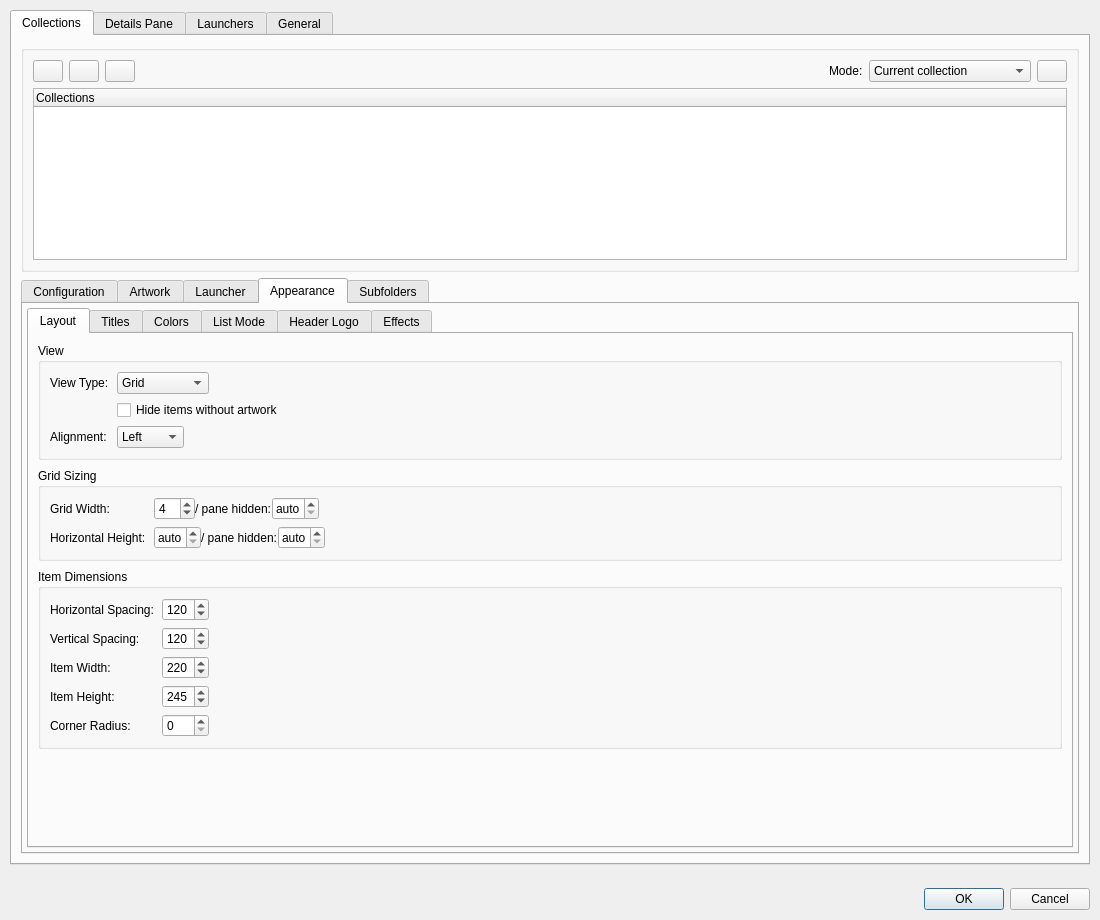
Old version of the form src/ui/dialogs/settingsdialog.ui in the repository EtherAura/Kartend.
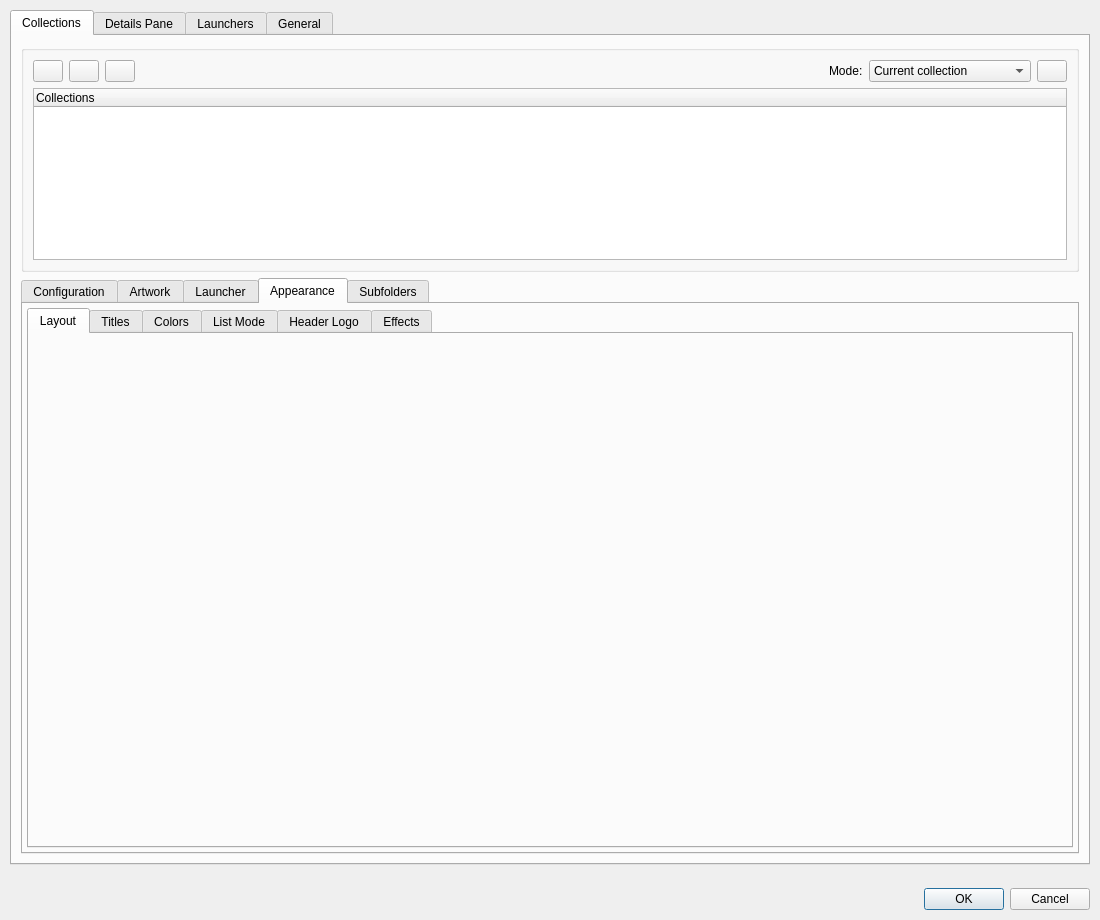
New version of the form. The open tabs and pages were chosen to show the change. Icons and pictures are not drawn. Custom widgets are drawn as their Qt base class.

Commit message: refactor(settings): extract AppearanceLayoutPanel from appearanceTab Layout sub-sub-tab

```diff
--- a/src/ui/dialogs/settingsdialog.ui
+++ b/src/ui/dialogs/settingsdialog.ui
@@ -243,217 +243,7 @@
              <widget class="QWidget" name="appearanceLayoutSubTab">
               <attribute name="title"><string>Layout</string></attribute>
               <layout class="QVBoxLayout" name="appearanceLayoutSubTabLayout">
-               <property name="spacing"><number>8</number></property>
-               <item>
-                <widget class="QGroupBox" name="appearanceViewGroupBox">
-                 <property name="title"><string>View</string></property>
-                 <layout class="QFormLayout" name="appearanceViewFormLayout">
-                  <property name="horizontalSpacing"><number>8</number></property>
-                  <property name="verticalSpacing"><number>6</number></property>
-                  <property name="fieldGrowthPolicy"><enum>QFormLayout::FieldGrowthPolicy::ExpandingFieldsGrow</enum></property>
-                  <item row="0" column="0">
-                   <widget class="QLabel" name="label_viewType">
-                    <property name="text"><string>View Type:</string></property>
-                   </widget>
-                  </item>
-                  <item row="0" column="1">
-                   <widget class="QComboBox" name="viewTypeComboBox">
-                    <property name="minimumWidth"><number>140</number></property>
-                    <property name="toolTip"><string>Display items as a grid with artwork, a simple list, a 3D cover-flow carousel, or a horizontally-scrolling grid</string></property>
-                    <item><property name="text"><string>Grid</string></property></item>
-                    <item><property name="text"><string>List</string></property></item>
-                    <item><property name="text"><string>Cover Flow</string></property></item>
-                    <item><property name="text"><string>Horizontal</string></property></item>
-                   </widget>
-                  </item>
-                  <item row="1" column="1">
-                   <widget class="QCheckBox" name="hideMissingArtworkCheckBox">
-                    <property name="text"><string>Hide items without artwork</string></property>
-                    <property name="toolTip"><string>When enabled, media items whose artwork lookup returns no match are hidden from the items page. Subcollections and virtual folders are unaffected.</string></property>
-                   </widget>
-                  </item>
-                  <item row="2" column="0">
-                   <widget class="QLabel" name="label_horizontalAlignment">
-                    <property name="text"><string>Alignment:</string></property>
-                   </widget>
-                  </item>
-                  <item row="2" column="1">
-                   <widget class="QComboBox" name="horizontalAlignmentComboBox">
-                    <property name="minimumWidth"><number>110</number></property>
-                    <property name="toolTip"><string>Horizontal alignment of collection grid (Left, Center, Right)</string></property>
-                    <item><property name="text"><string>Left</string></property></item>
-                    <item><property name="text"><string>Center</string></property></item>
-                    <item><property name="text"><string>Right</string></property></item>
-                   </widget>
-                  </item>
-                 </layout>
-                </widget>
-               </item>
-               <item>
-                <widget class="QGroupBox" name="appearanceGridSizingGroupBox">
-                 <property name="title"><string>Grid Sizing</string></property>
-                 <layout class="QFormLayout" name="appearanceGridSizingFormLayout">
-                  <property name="horizontalSpacing"><number>8</number></property>
-                  <property name="verticalSpacing"><number>6</number></property>
-                  <property name="fieldGrowthPolicy"><enum>QFormLayout::FieldGrowthPolicy::ExpandingFieldsGrow</enum></property>
-                  <item row="0" column="0">
-                   <widget class="QLabel" name="label_gridLayout">
-                    <property name="text"><string>Grid Width:</string></property>
-                   </widget>
-                  </item>
-                  <item row="0" column="1">
-                   <layout class="QHBoxLayout" name="gridWidthLayout">
-                    <item>
-                     <widget class="QSpinBox" name="gridWidthSpinBox">
-                      <property name="minimumWidth"><number>90</number></property>
-                      <property name="toolTip"><string>Number of artwork items per row (1-10)</string></property>
-                      <property name="minimum"><number>1</number></property>
-                      <property name="maximum"><number>10</number></property>
-                      <property name="value"><number>4</number></property>
-                     </widget>
-                    </item>
-                    <item>
-                     <widget class="QLabel" name="label_gridWidthSidebarHidden">
-                      <property name="text"><string>/ pane hidden:</string></property>
-                      <property name="toolTip"><string>Alternate items-per-row used when the details pane is hidden in Expand mode. 0 inherits Grid Width. (Overlay mode always uses Grid Width — the floating pane doesn't shrink the grid.)</string></property>
-                     </widget>
-                    </item>
-                    <item>
-                     <widget class="QSpinBox" name="gridWidthSidebarHiddenSpinBox">
-                      <property name="minimumWidth"><number>90</number></property>
-                      <property name="toolTip"><string>Items-per-row when the details pane is hidden in Expand mode (1-10). 0 falls back to Grid Width.</string></property>
-                      <property name="specialValueText"><string>auto</string></property>
-                      <property name="minimum"><number>0</number></property>
-                      <property name="maximum"><number>10</number></property>
-                      <property name="value"><number>0</number></property>
-                     </widget>
-                    </item>
-                    <item>
-                     <spacer name="gridWidthSpacer">
-                      <property name="orientation"><enum>Qt::Orientation::Horizontal</enum></property>
-                      <property name="sizeHint" stdset="0"><size><width>0</width><height>0</height></size></property>
-                     </spacer>
-                    </item>
-                   </layout>
-                  </item>
-                  <item row="1" column="0">
-                   <widget class="QLabel" name="label_horizontalGridHeight">
-                    <property name="text"><string>Horizontal Height:</string></property>
-                    <property name="toolTip"><string>Items per column when the view type is set to Horizontal. 0 inherits Grid Width.</string></property>
-                   </widget>
-                  </item>
-                  <item row="1" column="1">
-                   <layout class="QHBoxLayout" name="horizontalGridHeightLayout">
-                    <item>
-                     <widget class="QSpinBox" name="horizontalGridHeightSpinBox">
-                      <property name="minimumWidth"><number>90</number></property>
-                      <property name="toolTip"><string>Items per column for Horizontal view (1-10). 0 falls back to Grid Width.</string></property>
-                      <property name="specialValueText"><string>auto</string></property>
-                      <property name="minimum"><number>0</number></property>
-                      <property name="maximum"><number>10</number></property>
-                      <property name="value"><number>0</number></property>
-                     </widget>
-                    </item>
-                    <item>
-                     <widget class="QLabel" name="label_horizontalGridHeightSidebarHidden">
-                      <property name="text"><string>/ pane hidden:</string></property>
-                      <property name="toolTip"><string>Alternate items-per-column for Horizontal view when the details pane is hidden in Expand mode. 0 inherits Horizontal Height.</string></property>
-                     </widget>
-                    </item>
-                    <item>
-                     <widget class="QSpinBox" name="horizontalGridHeightSidebarHiddenSpinBox">
-                      <property name="minimumWidth"><number>90</number></property>
-                      <property name="toolTip"><string>Items per column for Horizontal view when the details pane is hidden in Expand mode (1-10). 0 falls back to Horizontal Height.</string></property>
-                      <property name="specialValueText"><string>auto</string></property>
-                      <property name="minimum"><number>0</number></property>
-                      <property name="maximum"><number>10</number></property>
-                      <property name="value"><number>0</number></property>
-                     </widget>
-                    </item>
-                    <item>
-                     <spacer name="horizontalGridHeightSpacer">
-                      <property name="orientation"><enum>Qt::Orientation::Horizontal</enum></property>
-                      <property name="sizeHint" stdset="0"><size><width>0</width><height>0</height></size></property>
-                     </spacer>
-                    </item>
-                   </layout>
-                  </item>
-                 </layout>
-                </widget>
-               </item>
-               <item>
-                <widget class="QGroupBox" name="appearanceItemDimsGroupBox">
-                 <property name="title"><string>Item Dimensions</string></property>
-                 <layout class="QFormLayout" name="appearanceItemDimsFormLayout">
-                  <property name="horizontalSpacing"><number>8</number></property>
-                  <property name="verticalSpacing"><number>6</number></property>
-                  <property name="fieldGrowthPolicy"><enum>QFormLayout::FieldGrowthPolicy::ExpandingFieldsGrow</enum></property>
-                  <item row="0" column="0">
-                   <widget class="QLabel" name="label_hSpace"><property name="text"><string>Horizontal Spacing:</string></property></widget>
-                  </item>
-                  <item row="0" column="1">
-                   <widget class="QSpinBox" name="horizontalSpacingSpinBox">
-                    <property name="minimumWidth"><number>110</number></property>
-                    <property name="toolTip"><string>Horizontal spacing adjustment (0 = tightest, 150 = loosest)</string></property>
-                    <property name="minimum"><number>0</number></property>
-                    <property name="maximum"><number>150</number></property>
-                    <property name="value"><number>120</number></property>
-                   </widget>
-                  </item>
-                  <item row="1" column="0">
-                   <widget class="QLabel" name="label_vSpace"><property name="text"><string>Vertical Spacing:</string></property></widget>
-                  </item>
-                  <item row="1" column="1">
-                   <widget class="QSpinBox" name="verticalSpacingSpinBox">
-                    <property name="minimumWidth"><number>110</number></property>
-                    <property name="toolTip"><string>Vertical spacing adjustment (0 = tightest, 150 = loosest)</string></property>
-                    <property name="minimum"><number>0</number></property>
-                    <property name="maximum"><number>150</number></property>
-                    <property name="value"><number>120</number></property>
-                   </widget>
-                  </item>
-                  <item row="2" column="0">
-                   <widget class="QLabel" name="label_itemLayout">
-                    <property name="text"><string>Item Width:</string></property>
-                   </widget>
-                  </item>
-                  <item row="2" column="1">
-                   <widget class="QSpinBox" name="itemWidthSpinBox">
-                    <property name="minimumWidth"><number>110</number></property>
-                    <property name="toolTip"><string>Width of collection items in pixels</string></property>
-                    <property name="minimum"><number>100</number></property>
-                    <property name="maximum"><number>400</number></property>
-                    <property name="value"><number>220</number></property>
-                   </widget>
-                  </item>
-                  <item row="3" column="0">
-                   <widget class="QLabel" name="label_itemHeight"><property name="text"><string>Item Height:</string></property></widget>
-                  </item>
-                  <item row="3" column="1">
-                   <widget class="QSpinBox" name="itemHeightSpinBox">
-                    <property name="minimumWidth"><number>110</number></property>
-                    <property name="toolTip"><string>Height of collection items in pixels</string></property>
-                    <property name="minimum"><number>100</number></property>
-                    <property name="maximum"><number>400</number></property>
-                    <property name="value"><number>245</number></property>
-                   </widget>
-                  </item>
-                  <item row="4" column="0">
-                   <widget class="QLabel" name="label_cornerRadius"><property name="text"><string>Corner Radius:</string></property></widget>
-                  </item>
-                  <item row="4" column="1">
-                   <widget class="QSpinBox" name="cornerRadiusSpinBox">
-                    <property name="minimumWidth"><number>110</number></property>
-                    <property name="toolTip"><string>Corner radius for item artwork in pixels (0 = square)</string></property>
-                    <property name="minimum"><number>0</number></property>
-                    <property name="maximum"><number>100</number></property>
-                    <property name="value"><number>0</number></property>
-                   </widget>
-                  </item>
-                 </layout>
-                </widget>
-               </item>
-               <item><spacer name="appearanceLayoutVerticalSpacer"><property name="orientation"><enum>Qt::Orientation::Vertical</enum></property><property name="sizeHint" stdset="0"><size><width>20</width><height>4</height></size></property></spacer></item>
+               <item><widget class="AppearanceLayoutPanel" name="appearanceLayoutPanel" native="true"/></item>
               </layout>
              </widget>
              <!-- Sub-tab: Titles -->
@@ -1097,6 +887,12 @@
    <header>appearanceeffectspanel.h</header>
    <container>1</container>
   </customwidget>
+  <customwidget>
+   <class>AppearanceLayoutPanel</class>
+   <extends>QWidget</extends>
+   <header>appearancelayoutpanel.h</header>
+   <container>1</container>
+  </customwidget>
  </customwidgets>
  <resources/>
  <connections/>
```
The commit also changes 9 other files.
